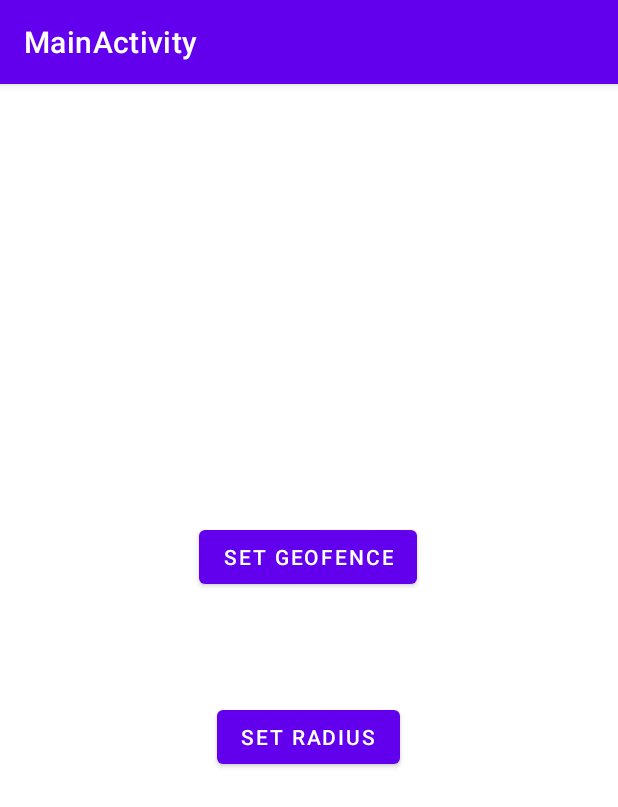
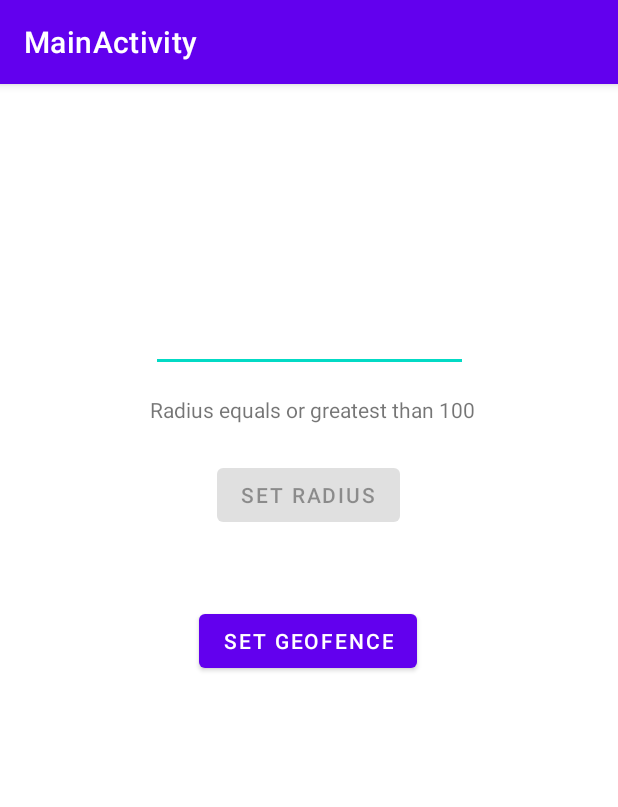
Before and after one commit to jorgefgarcia/AlexaGeoApp, an Android app: the screen it shows after launch (MainActivity), on a phone screen of 412 x 824 dp. Shown: the top 807 px of the screen. Run offline under Robolectric (Android 15) with nearby library versions, the phone set to English and light mode, and no system bars; our stand-ins replace navigation-ui.

Commit message:
Añadido el caso de uso de establecer radio a la geofence

```diff
--- a/AlexaGeoAPP/app/src/main/java/com/example/geofencingtutorial/MainActivity.java
+++ b/AlexaGeoAPP/app/src/main/java/com/example/geofencingtutorial/MainActivity.java
@@ -12,7 +12,13 @@ import com.google.android.material.snackbar.Snackbar;
 
 import androidx.appcompat.app.AppCompatActivity;
 
+import android.text.Editable;
+import android.text.TextWatcher;
+import android.util.Log;
 import android.view.View;
+import android.widget.Button;
+import android.widget.EditText;
+import android.widget.Toast;
 
 import androidx.core.app.ActivityCompat;
 import androidx.navigation.NavController;
@@ -23,7 +29,8 @@ import androidx.navigation.ui.NavigationUI;
 import com.example.geofencingtutorial.databinding.ActivityMainBinding;
 
 public class MainActivity extends AppCompatActivity {
-
+    private float radius;
+    private static final String TAG = "MainActivity";
 
     @Override
     protected void onCreate(Bundle savedInstanceState) {
@@ -32,6 +39,9 @@ public class MainActivity extends AppCompatActivity {
 
         Intent mainClassIntent = new Intent(this, MapsActivity.class);
         Bundle bundle = new Bundle();
+        EditText radiusNumber = (EditText)findViewById(R.id.NumberRadius);
+        Button radiusButton = (Button)findViewById(R.id.RadiusButton);
+        radiusButton.setEnabled(false);
 
         LocationManager lm = (LocationManager) getSystemService(Context.LOCATION_SERVICE);
         if (ActivityCompat.checkSelfPermission(this, android.Manifest.permission.ACCESS_FINE_LOCATION) != PackageManager.PERMISSION_GRANTED && ActivityCompat.checkSelfPermission(this, android.Manifest.permission.ACCESS_COARSE_LOCATION) != PackageManager.PERMISSION_GRANTED) {
@@ -51,16 +61,64 @@ public class MainActivity extends AppCompatActivity {
             public void onClick(View view) {
 
                 //añadimos los valores al bundle
-                bundle.putDouble("latitude",location.getLatitude());
-                bundle.putDouble("longitude", location.getLongitude());
+                if(getRadius() == 0){
+                    Toast.makeText(MainActivity.this, "Establish a value for radius", Toast.LENGTH_SHORT).show();
+                }else{
+                    bundle.putDouble("latitude",location.getLatitude());
+                    bundle.putDouble("longitude", location.getLongitude());
+                    bundle.putFloat("radius", getRadius());
+                    //vinculamos el bundle con el intent
+                    mainClassIntent.putExtras(bundle);
 
-                //vinculamos el bundle con el intent
-                mainClassIntent.putExtras(bundle);
+                    startActivity(mainClassIntent);
+                }
 
-                startActivity(mainClassIntent);
+
+            }
+        });
+
+        radiusNumber.addTextChangedListener(new TextWatcher() {
+            @Override
+            public void beforeTextChanged(CharSequence charSequence, int start, int before, int count) {
+                //Desactivamos el botón para que no entre nulo o 0 en el radio
+                if(charSequence.toString().equals("") || Float.parseFloat(charSequence.toString()) == 0.0){
+                    radiusButton.setEnabled(false);
+                }else{
+                    radiusButton.setEnabled(true);
+                }
+            }
+
+            @Override
+            public void onTextChanged(CharSequence charSequence, int start, int before, int count) {
+
+            }
+
+            @Override
+            public void afterTextChanged(Editable editable) {
+                //Desactivamos el botón por si cambia el valor una vez escrito
+                if(editable.toString().equals("") || Float.parseFloat(editable.toString()) < 100){
+                    radiusButton.setEnabled(false);
+                }
+            }
+        });
+
+       radiusButton.setOnClickListener(new View.OnClickListener() {
+            @Override
+            public void onClick(View view) {
+                setRadius(Float.parseFloat(radiusNumber.getText().toString()));
+                Toast.makeText(MainActivity.this, "Radius added to geofence", Toast.LENGTH_SHORT).show();
             }
         });
 
     }
 
+    public float getRadius() {
+        return radius;
+    }
+
+    public void setRadius(float radius) {
+        this.radius = radius;
+    }
+
+
 }
--- a/AlexaGeoAPP/app/src/main/res/layout/activity_main.xml
+++ b/AlexaGeoAPP/app/src/main/res/layout/activity_main.xml
@@ -18,7 +18,7 @@
         app:layout_constraintHorizontal_bias="0.498"
         app:layout_constraintStart_toStartOf="parent"
         app:layout_constraintTop_toTopOf="parent"
-        app:layout_constraintVertical_bias="0.405" />
+        app:layout_constraintVertical_bias="0.482" />
 
     <Button
         android:id="@+id/RadiusButton"
@@ -30,5 +30,29 @@
         app:layout_constraintHorizontal_bias="0.498"
         app:layout_constraintStart_toStartOf="parent"
         app:layout_constraintTop_toTopOf="parent"
-        app:layout_constraintVertical_bias="0.571" />
+        app:layout_constraintVertical_bias="0.347" />
+
+    <EditText
+        android:id="@+id/NumberRadius"
+        android:layout_width="211dp"
+        android:layout_height="60dp"
+        android:ems="10"
+        android:inputType="number"
+        app:layout_constraintBottom_toBottomOf="parent"
+        app:layout_constraintEnd_toEndOf="parent"
+        app:layout_constraintStart_toStartOf="parent"
+        app:layout_constraintTop_toTopOf="parent"
+        app:layout_constraintVertical_bias="0.186" />
+
+    <TextView
+        android:id="@+id/textView"
+        android:layout_width="221dp"
+        android:layout_height="31dp"
+        android:text="@string/message_radius_first_activity"
+        app:layout_constraintBottom_toBottomOf="parent"
+        app:layout_constraintEnd_toEndOf="parent"
+        app:layout_constraintHorizontal_bias="0.526"
+        app:layout_constraintStart_toStartOf="parent"
+        app:layout_constraintTop_toTopOf="parent"
+        app:layout_constraintVertical_bias="0.281" />
 </androidx.constraintlayout.widget.ConstraintLayout>
--- a/AlexaGeoAPP/app/src/main/res/values/strings.xml
+++ b/AlexaGeoAPP/app/src/main/res/values/strings.xml
@@ -1,5 +1,5 @@
 <resources>
-    <string name="app_name">geofencingTutorial</string>
+    <string name="app_name">AlexaGeoApp</string>
     <string name="title_activity_maps">MapsActivity</string>
     <string name="title_activity_main">MainActivity</string>
     <!-- Strings used for fragments for navigation -->
@@ -10,4 +10,5 @@
 
     <string name="hello_first_fragment">Hello first fragment</string>
     <string name="hello_second_fragment">Hello second fragment. Arg: %1$s</string>
+    <string name="message_radius_first_activity">Radius equals or greatest than 100</string>
 </resources>
```
Also changed, not shown: AlexaGeoAPP/app/src/main/java/com/example/geofencingtutorial/MapsActivity.java (+7 -5 lines).
